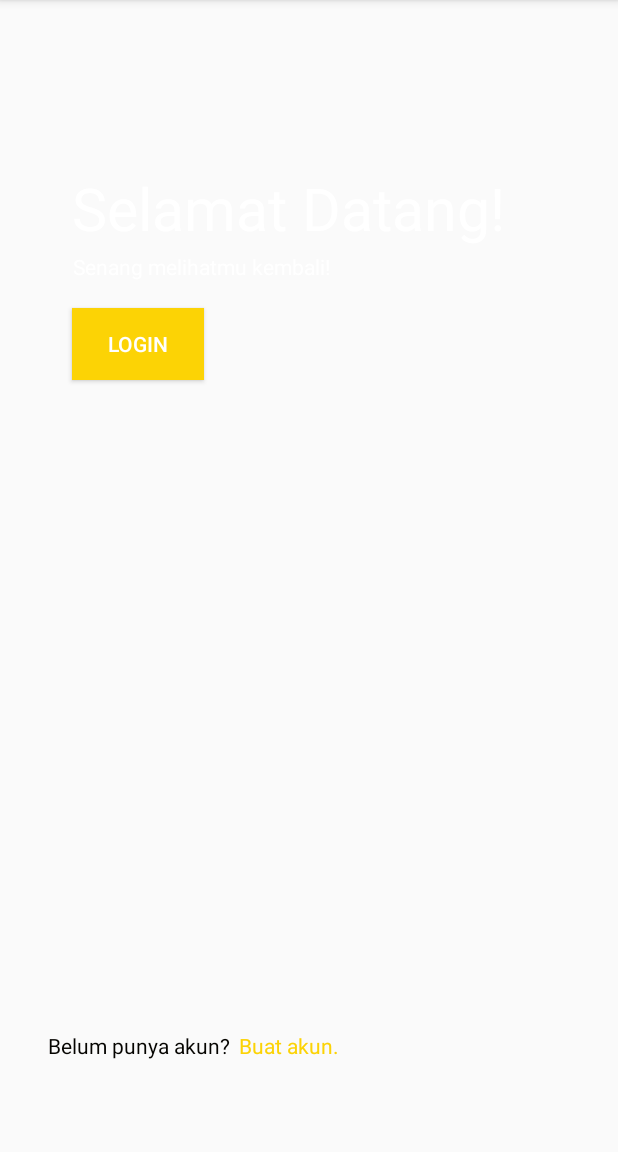
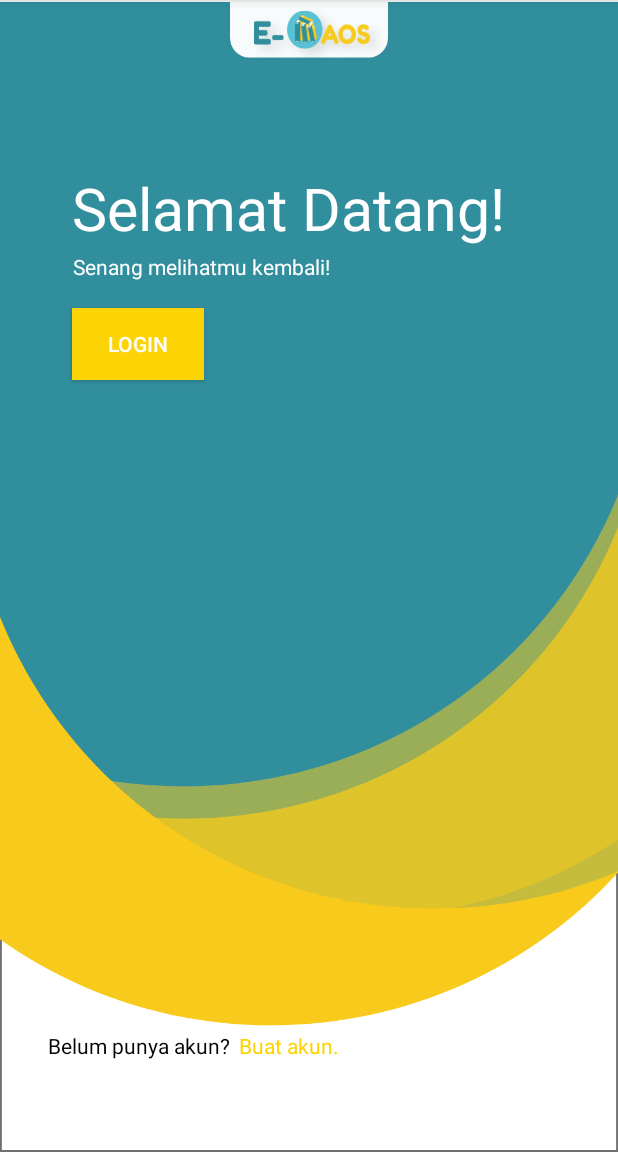
Before and after one commit to wildantf/E-Maos, an Android app: the siginOrRegister screen opened directly, with no data from a screen before it, on a phone screen of 412 x 824 dp, the part 84-1236 px from its top. Run offline under Robolectric (Android 15) with nearby library versions, the phone set to English and light mode, and no system bars.

Commit message:
memperbarui code error dan background pada activity login

```diff
--- a/app/src/main/res/layout/activity_login.xml
+++ b/app/src/main/res/layout/activity_login.xml
@@ -99,7 +99,8 @@
         app:layout_constraintStart_toStartOf="parent"
         app:layout_constraintTop_toTopOf="parent"
         app:layout_constraintVertical_bias="0.188"
-        app:srcCompat="@drawable/ic_person_blue_40dp" />
+        app:srcCompat="@drawable/ic_person_blue_40dp"
+        tools:ignore="VectorDrawableCompat" />
 
     <ProgressBar
         android:id="@+id/loading"
--- a/app/src/main/res/layout/activity_register.xml
+++ b/app/src/main/res/layout/activity_register.xml
@@ -112,6 +112,7 @@
         app:layout_constraintStart_toStartOf="parent"
         app:layout_constraintTop_toTopOf="parent"
         app:layout_constraintVertical_bias="0.081"
-        app:srcCompat="@drawable/ic_person_blue_40dp" />
+        app:srcCompat="@drawable/ic_person_blue_40dp"
+        tools:ignore="VectorDrawableCompat" />
 
 </androidx.constraintlayout.widget.ConstraintLayout>
--- a/app/src/main/res/layout/activity_sigin_or_register.xml
+++ b/app/src/main/res/layout/activity_sigin_or_register.xml
@@ -4,7 +4,7 @@
     xmlns:tools="http://schemas.android.com/tools"
     android:layout_width="match_parent"
     android:layout_height="match_parent"
-
+    android:background="@mipmap/Background"
     tools:context=".siginOrRegister">
 
     <TextView
```
Also changed, not shown: app/src/main/res/mipmap-hdpi/Background.png (added).
